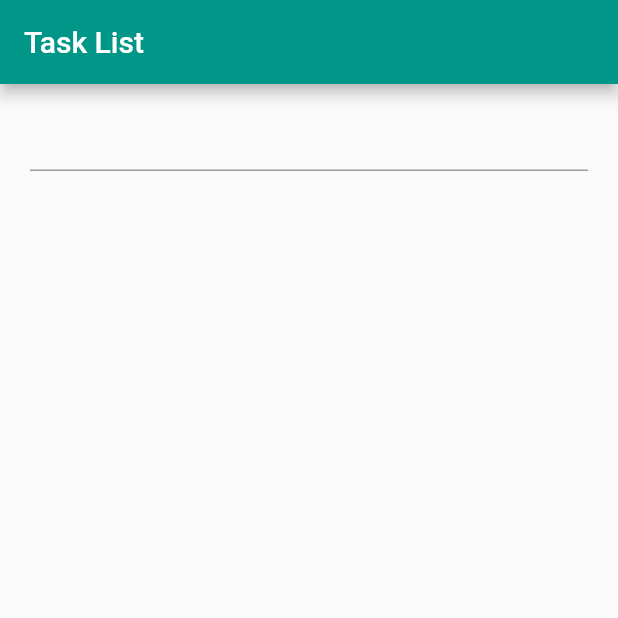
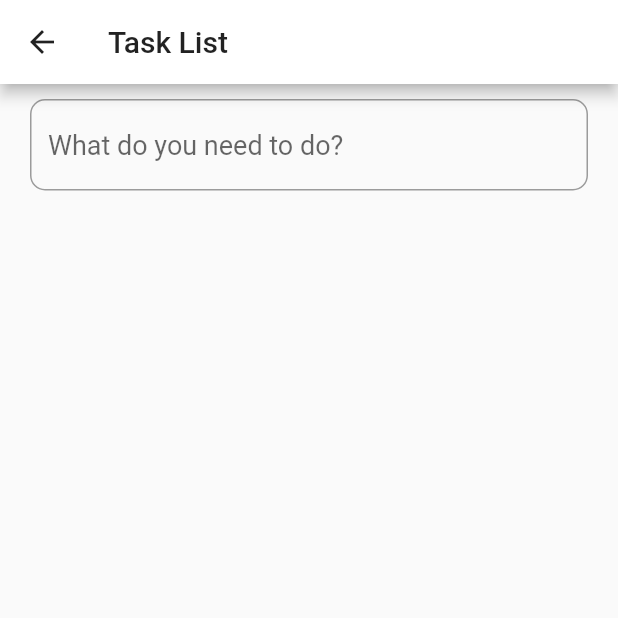
Before and after one commit to FernandoHeisser/tasklist-flutter-app, a Flutter app: the screen it shows after launch, on a phone screen of 412 x 824 dp, the top half of it. Run offline on Flutter 3.47's test engine with Material 2 defaults, Android fonts, the phone set to English and light mode, and no system bars.

Commit message:
TaskList 2.0

```diff
--- a/lib/app.dart
+++ b/lib/app.dart
@@ -1,17 +1,29 @@
 import 'package:flutter/material.dart';
-import 'package:hello_world/screens/home.dart';
+import 'package:flutter/services.dart';
+import 'package:hello_world/screens/task_list.dart';
 
 class App extends StatelessWidget {
   @override
   Widget build(BuildContext context) {
+    SystemChrome.setSystemUIOverlayStyle(
+        SystemUiOverlayStyle(statusBarColor: Colors.white));
+
+    ThemeData theme() {
+      return ThemeData(
+        primaryColor: Colors.blue,
+        appBarTheme: AppBarTheme(
+          color: Colors.white,
+          brightness: Brightness.light,
+        ),
+      );
+    }
+
     return MaterialApp(
       title: 'Task List',
       debugShowCheckedModeBanner: false,
-      theme: ThemeData(
-        primarySwatch: Colors.teal,
-        visualDensity: VisualDensity.adaptivePlatformDensity,
-      ),
-      home: Home(),
+      theme: theme(),
+      initialRoute: '/',
+      routes: {'/': (context) => TaskList()},
     );
   }
 }
--- a/lib/screens/home.dart
+++ b/lib/screens/task_list.dart
@@ -3,17 +3,16 @@ import 'package:flutter/material.dart';
 import 'package:hello_world/models/task.dart';
 import 'package:intl/intl.dart';
 
-class Home extends StatefulWidget {
-  Home({Key key, this.title}) : super(key: key);
+class TaskList extends StatefulWidget {
+  TaskList({Key key, this.title}) : super(key: key);
 
   final String title;
 
   @override
-  _HomeState createState() => _HomeState();
+  _TaskListState createState() => _TaskListState();
 }
 
-class _HomeState extends State<Home> {
-
+class _TaskListState extends State<TaskList> {
   List<Task> taskList = List<Task>();
 
   TextEditingController controller = TextEditingController();
@@ -25,9 +24,10 @@ class _HomeState extends State<Home> {
     });
     controller.clear();
   }
+
   void setDone(Task task) {
     setState(() {
-      task.done? task.turnUndone() : task.turnDone();
+      task.done ? task.turnUndone() : task.turnDone();
     });
   }
 
@@ -64,9 +64,9 @@ class _HomeState extends State<Home> {
         children: <Widget>[
           IconButton(
             icon: Icon(
-              task.done? Icons.check_box : Icons.check_box_outline_blank,
+              task.done ? Icons.check_box : Icons.check_box_outline_blank,
               size: 64.0,
-              color: task.done? Colors.teal : Colors.black54,
+              color: task.done ? Colors.blue : Colors.black54,
             ),
             padding: EdgeInsets.only(left: 10, right: 40.0, bottom: 40),
             onPressed: () => setDone(task),
@@ -77,9 +77,11 @@ class _HomeState extends State<Home> {
               Text(
                 '${task.name}',
                 style: TextStyle(
-                    fontSize: 18,
-                    fontWeight: FontWeight.bold,
-                    decoration: task.done? TextDecoration.lineThrough : TextDecoration.none,
+                  fontSize: 18,
+                  fontWeight: FontWeight.bold,
+                  decoration: task.done
+                      ? TextDecoration.lineThrough
+                      : TextDecoration.none,
                 ),
               ),
               Text(
@@ -103,21 +105,22 @@ class _HomeState extends State<Home> {
           child: TextField(
             onSubmitted: (value) => addTask(value),
             style: TextStyle(
-            fontSize: 18,
+              fontSize: 18,
             ),
+            decoration: InputDecoration(
+                border: OutlineInputBorder(
+                  borderRadius: BorderRadius.all(Radius.circular(10)),
+                  borderSide: BorderSide(color: Colors.blue, width: 1),
+                ),
+                hintText: 'What do you need to do?'),
             controller: controller,
           ),
         ),
         Expanded(
-            child: ListView.separated(
+          child: ListView.builder(
             itemCount: taskList.length,
             itemBuilder: (context, index) => item(taskList[index]),
-              separatorBuilder: (context, index) => Divider(
-                indent: 20,
-                endIndent: 20,
-                color: Colors.black45,
-              ),
-            )
+          ),
         ),
       ],
     );
@@ -127,7 +130,19 @@ class _HomeState extends State<Home> {
   Widget build(BuildContext context) {
     return Scaffold(
         appBar: AppBar(
-          title: Text('Task List'),
+          leading: IconButton(
+            icon: Icon(
+              Icons.arrow_back,
+              color: Colors.black87,
+            ),
+            onPressed: () {},
+          ),
+          title: Text(
+            'Task List',
+            style: TextStyle(
+              color: Colors.black87,
+            ),
+          ),
         ),
         body: content());
   }
--- a/pubspec.yaml
+++ b/pubspec.yaml
@@ -21,6 +21,7 @@ environment:
   sdk: ">=2.7.0 <3.0.0"
 
 dependencies:
+  sqflite: ^1.3.0
   intl: ^0.16.1
   flutter:
     sdk: flutter
```
Also changed, not shown: pubspec.lock, 1 other file.
